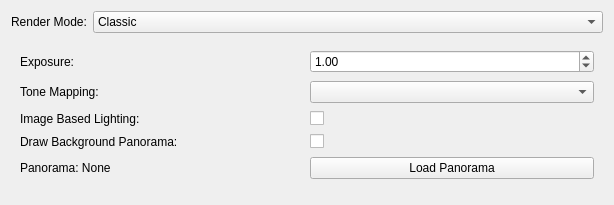
The window that vclib/render/src/vclib/qt/gui/viewer_render_settings_frame.ui (cnr-isti-vclab/vclib) describes before a commit, drawn with Qt 5.
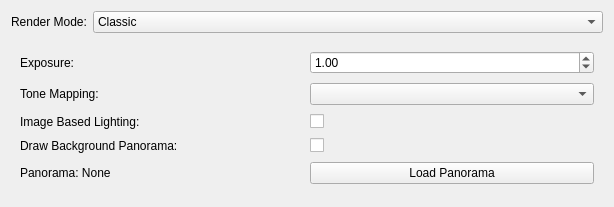
The same window after the commit. Icons and pictures are not drawn.

The edit to the form file:
```diff
--- a/vclib/render/src/vclib/qt/gui/viewer_render_settings_frame.ui
+++ b/vclib/render/src/vclib/qt/gui/viewer_render_settings_frame.ui
@@ -7,7 +7,7 @@
     <x>0</x>
     <y>0</y>
     <width>614</width>
-    <height>205</height>
+    <height>207</height>
    </rect>
   </property>
   <property name="sizePolicy">
```
Left out of the diff: 2 changed lines with no effect on the pictures.
